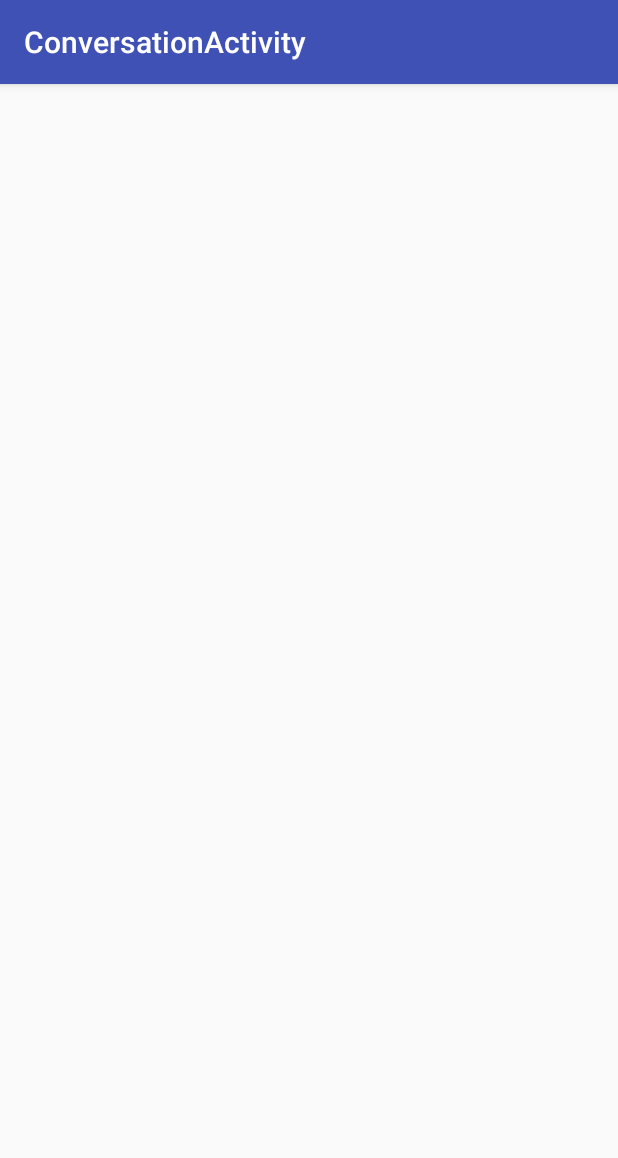
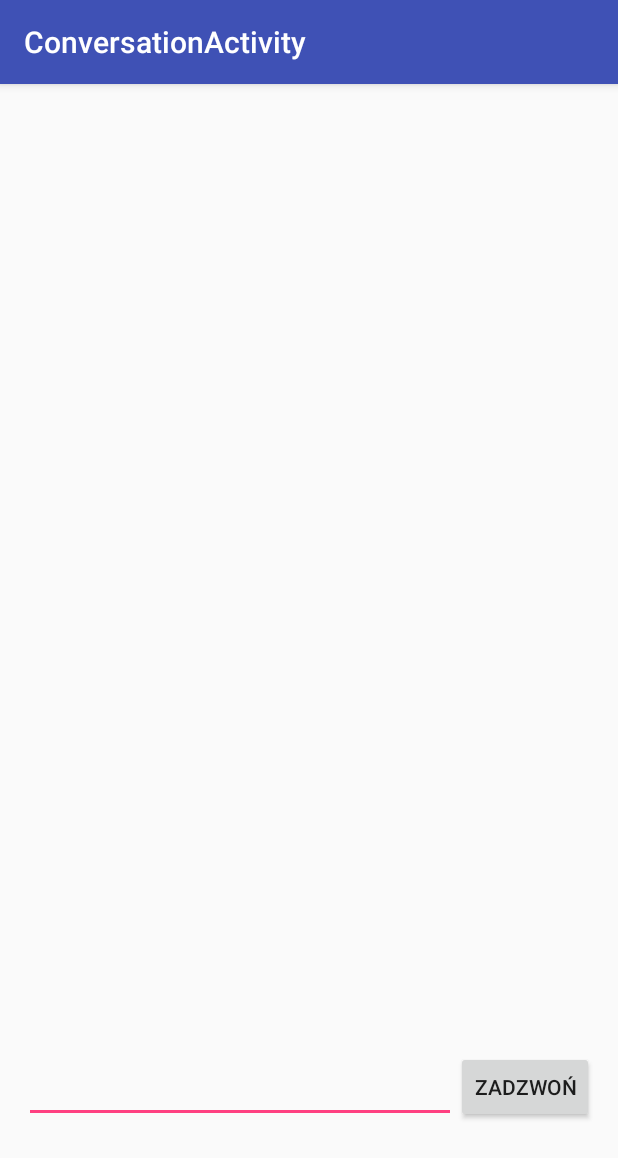
Before and after one commit to WojciechKwasnyy/App, an Android app: the ConversationActivity screen opened directly, with no data from a screen before it, on a phone screen of 412 x 824 dp. Shown: the top 1158 px of the screen. Run offline under Robolectric (Android 15) with nearby library versions, the phone set to English and light mode, and no system bars.

Commit message:
Dodanie activity dzwonienia

```diff
--- a/app/build.gradle
+++ b/app/build.gradle
@@ -27,4 +27,5 @@
     compile files('libs/sinch-android-rtc-3.9.3.jar')
     compile 'com.google.android.gms:play-services-appindexing:8.1.0'
 
+
 }
--- a/app/src/main/AndroidManifest.xml
+++ b/app/src/main/AndroidManifest.xml
@@ -57,6 +57,10 @@
                 android:name="android.support.PARENT_ACTIVITY"
                 android:value="com.example.wojtek_asus.app.ContactsList" />
         </activity>
+        <activity
+            android:name=".RingingActivity"
+            android:label="@string/title_activity_ringing"
+            android:theme="@style/AppTheme.NoActionBar"></activity>
     </application>
 
 </manifest>
--- /dev/null
+++ b/app/src/main/res/layout/content_conversation.xml
@@ -0,0 +1,41 @@
+<?xml version="1.0" encoding="utf-8"?>
+<RelativeLayout xmlns:android="http://schemas.android.com/apk/res/android"
+    xmlns:app="http://schemas.android.com/apk/res-auto"
+    xmlns:tools="http://schemas.android.com/tools"
+    android:layout_width="match_parent"
+    android:layout_height="match_parent"
+    android:paddingBottom="@dimen/activity_vertical_margin"
+    android:paddingLeft="@dimen/activity_horizontal_margin"
+    android:paddingRight="@dimen/activity_horizontal_margin"
+    android:paddingTop="@dimen/activity_vertical_margin"
+    app:layout_behavior="@string/appbar_scrolling_view_behavior"
+    tools:context="com.example.wojtek_asus.app.ConversationActivity"
+    tools:showIn="@layout/activity_conversation">
+
+    <Button
+        android:layout_width="wrap_content"
+        android:layout_height="wrap_content"
+        android:text="Zadzwoń"
+        android:id="@+id/button3"
+        android:layout_marginBottom="59dp"
+        android:layout_alignParentBottom="true"
+        android:layout_alignParentRight="true"
+        android:layout_alignParentEnd="true" />
+
+    <ListView
+        android:layout_width="wrap_content"
+        android:layout_height="wrap_content"
+        android:id="@+id/listView"
+        android:layout_above="@+id/button3"
+        android:layout_centerHorizontal="true" />
+
+    <EditText
+        android:layout_width="wrap_content"
+        android:layout_height="wrap_content"
+        android:id="@+id/editText2"
+        android:layout_alignBottom="@+id/button3"
+        android:layout_alignParentLeft="true"
+        android:layout_alignParentStart="true"
+        android:layout_toLeftOf="@+id/button3"
+        android:layout_toStartOf="@+id/button3" />
+</RelativeLayout>
--- a/app/src/main/res/values/strings.xml
+++ b/app/src/main/res/values/strings.xml
@@ -13,5 +13,6 @@
     </string-array>
     <string name="title_activity_call">call</string>
     <string name="title_activity_conversation">ConversationActivity</string>
+    <string name="title_activity_ringing">RingingActivity</string>
 
 </resources>
```
Also changed, not shown: app/src/main/java/com/example/wojtek_asus/app/CallActivity.java (+8 -2 lines), app/src/main/java/com/example/wojtek_asus/app/RingingActivity.java (added, +25 -0 lines), app/src/main/res/layout/activity_ringing.xml (added, +28 -0 lines), app/src/main/res/layout/content_ringing.xml (added, +34 -0 lines).
